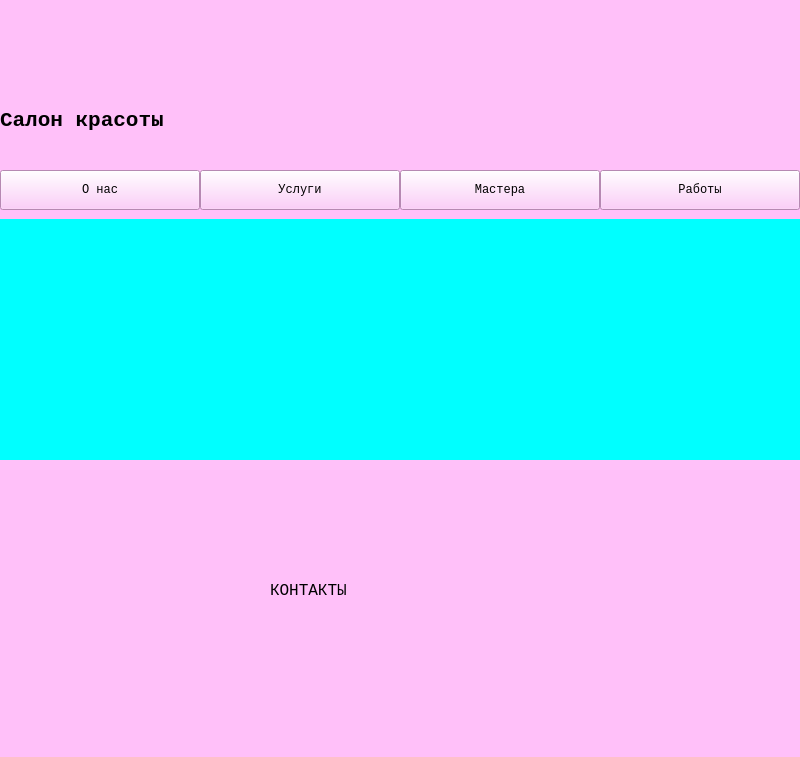
Qt form ui/main_window.ui (anyasarybaeva/beauty-salon-system) before a commit.
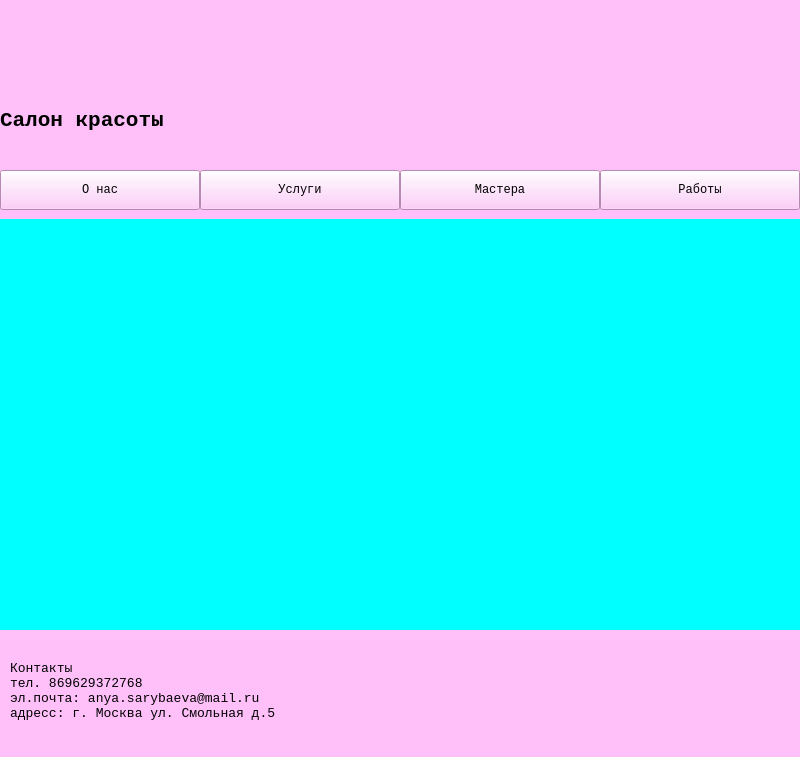
The same form after that commit. Icons and pictures are not drawn.

What changed in the file:
```diff
--- a/ui/main_window.ui
+++ b/ui/main_window.ui
@@ -129,7 +129,7 @@
       <x>0</x>
       <y>219</y>
       <width>800</width>
-      <height>241</height>
+      <height>411</height>
      </rect>
     </property>
     <property name="styleSheet">
@@ -143,20 +143,23 @@
    <widget class="QLabel" name="label_2">
     <property name="geometry">
      <rect>
-      <x>270</x>
-      <y>560</y>
-      <width>101</width>
+      <x>10</x>
+      <y>660</y>
+      <width>311</width>
       <height>61</height>
      </rect>
     </property>
     <property name="font">
      <font>
       <family>Courier New</family>
-      <pointsize>12</pointsize>
+      <pointsize>10</pointsize>
      </font>
     </property>
     <property name="text">
-     <string>КОНТАКТЫ</string>
+     <string>Контакты
+тел. 869629372768
+эл.почта: anya.sarybaeva@mail.ru
+адресс: г. Москва ул. Смольная д.5</string>
     </property>
    </widget>
   </widget>
```
